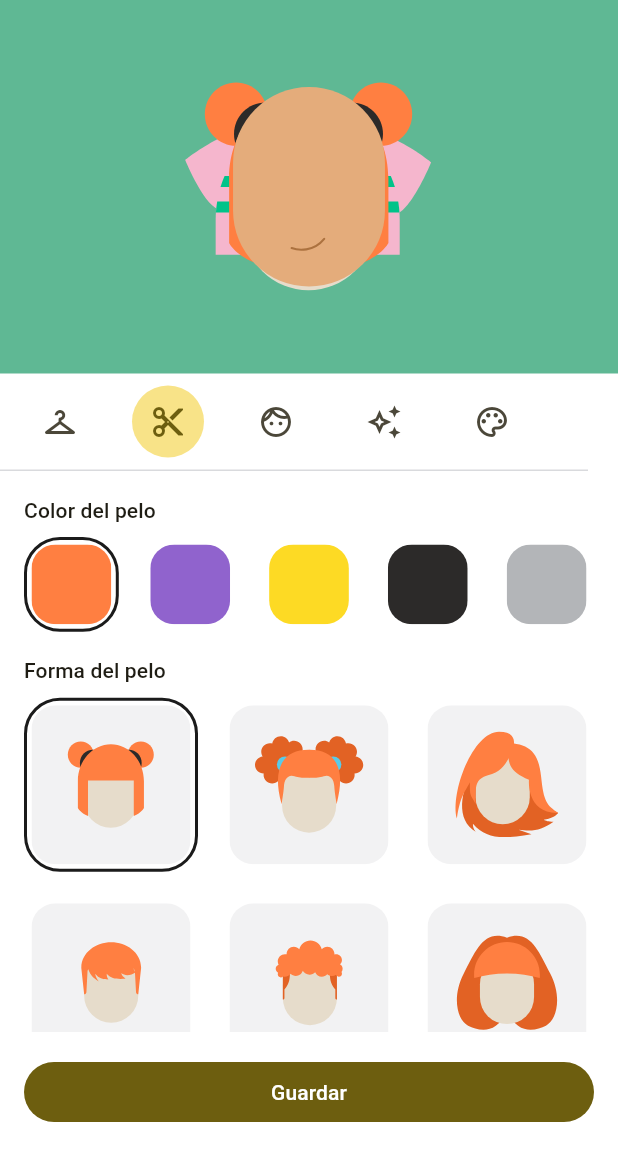
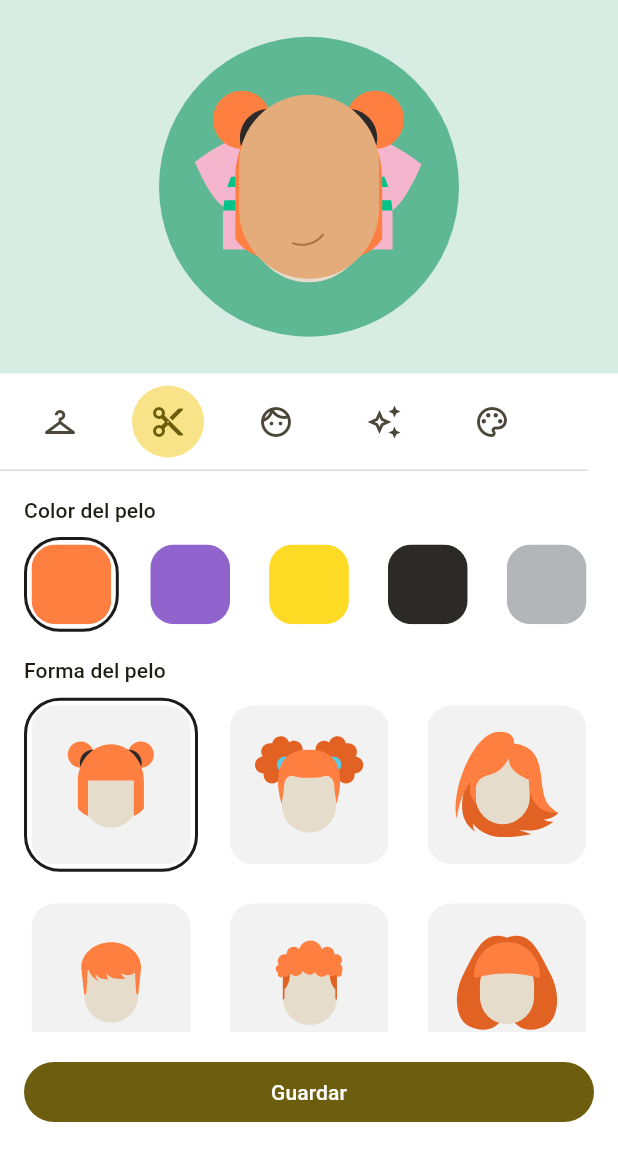
Before and after one commit to dacolora/avatar_flutter, a Flutter app: the AvatarCreatorScreen screen opened directly, after a tap on the "content cut" icon, on a phone screen of 412 x 824 dp, the part 84-1236 px from its top. Run offline on Flutter 3.47's test engine with Material 3 defaults, Android fonts, the phone set to English and light mode, and no system bars; our stand-ins replace equatable, flutter_svg, shared_preferences; accounts and stored records are empty.

Commit message:
Envolver el avatar en un círculo con fondo pálido alrededor
AvatarPreview ya no pinta el color de fondo sólido en todo el
rectángulo del preview: ahora ese rectángulo lleva un lavado pálido
(25% de opacidad) del color elegido, y dentro, centrado, un círculo
(como un CircleAvatar) con el color sólido, con las capas del avatar
apiladas encima. El RepaintBoundary que usa save() para capturar la
imagen ahora envuelve solo el círculo, no el rectángulo completo, así
que lo que se guarda es el avatar en sí, sin el fondo decorativo de
la pantalla.

```diff
--- a/lib/src/widgets/avatar_preview.dart
+++ b/lib/src/widgets/avatar_preview.dart
@@ -8,14 +8,18 @@ import '../controllers/avatar_creator_scope.dart';
 /// y se actualiza en tiempo real cada vez que el usuario cambia una
 /// selección.
 ///
-/// El preview tiene una altura fija ([_height]) y ancho completo; su
-/// contenido se escala de forma proporcional y centrada, sin recortarse
-/// (`BoxFit.contain` en cada capa), tal como pide la especificación de
-/// diseño.
+/// Según la especificación de diseño, el avatar en sí (el color de fondo +
+/// las capas) vive dentro de un **círculo** ([_circleDiameter] de diámetro,
+/// como un [CircleAvatar]) centrado en el área de preview. Fuera de ese
+/// círculo, pero dentro del rectángulo de [_height] de alto, el fondo no es
+/// blanco ni transparente: es el mismo color de fondo elegido, pero con baja
+/// opacidad — un lavado pálido que separa visualmente "el avatar" del resto
+/// de la pantalla sin usar un color distinto ni un borde.
 class AvatarPreview extends StatelessWidget {
   const AvatarPreview({super.key});
 
   static const double _height = 249;
+  static const double _circleDiameter = 200;
 
   @override
   Widget build(BuildContext context) {
@@ -25,6 +29,7 @@ class AvatarPreview extends StatelessWidget {
     // `notifyListeners()` — por ejemplo, al seleccionar una opción nueva —
     // este widget completo se reconstruye con los valores más recientes.
     final controller = AvatarCreatorScope.of(context);
+    final backgroundColor = controller.backgroundColor;
 
     return AnimatedContainer(
       // `AnimatedContainer` funciona como un `Container` normal, pero cuando
@@ -35,47 +40,78 @@ class AvatarPreview extends StatelessWidget {
       duration: const Duration(milliseconds: 150),
       width: double.infinity,
       height: _height,
-      color: controller.backgroundColor,
-      padding: const EdgeInsets.symmetric(
-        horizontal: 24,
-        vertical: 16,
-      ),
-      // `RepaintBoundary` aísla esta parte del árbol para que Flutter pueda
-      // redibujarla de forma independiente del resto de la pantalla — pero
-      // aquí cumple, además, un segundo propósito clave: le da a este
-      // subárbol una identidad concreta en el árbol de render que se puede
-      // "fotografiar" más adelante. Es exactamente lo que hace
-      // [AvatarCreatorController.save] a través de `previewBoundaryKey`: le
-      // pide a este `RepaintBoundary` específico que convierta lo que tiene
-      // pintado en una imagen PNG.
+      // El lavado pálido "fuera" del círculo: el mismo color, pero con solo
+      // un 25% de opacidad — por eso se ve como un tono suave/difuminado del
+      // color de fondo en vez del color sólido que sí lleva el círculo.
+      color: backgroundColor.withOpacity(0.25),
+      child: Center(
+        // `RepaintBoundary` aísla esta parte del árbol para que Flutter
+        // pueda redibujarla de forma independiente del resto de la
+        // pantalla — pero aquí cumple, además, un segundo propósito clave:
+        // le da a este subárbol una identidad concreta en el árbol de
+        // render que se puede "fotografiar" más adelante. Es exactamente lo
+        // que hace [AvatarCreatorController.save] a través de
+        // `previewBoundaryKey`: le pide a este `RepaintBoundary` específico
+        // que convierta lo que tiene pintado en una imagen PNG. Al envolver
+        // solo el círculo (no el lavado pálido de alrededor), la imagen
+        // guardada es exactamente "el avatar", sin el fondo decorativo de
+        // la pantalla.
         child: RepaintBoundary(
           key: controller.previewBoundaryKey,
-        // `Stack` dibuja a todos sus hijos unos encima de otros, en el mismo
-        // espacio, en el orden en que aparecen en la lista `children` (el
-        // primero queda más al fondo, el último más arriba). Aquí cada hijo
-        // es una capa SVG seleccionada, y el orden viene dado por
-        // `controller.layerAssetPaths`, que a su vez respeta el orden del
-        // catálogo (ver [AvatarLayerCategory] y
+          child: SizedBox(
+            width: _circleDiameter,
+            height: _circleDiameter,
+            // `Stack` dibuja a todos sus hijos unos encima de otros, en el
+            // mismo espacio. `clipBehavior: Clip.none` deja que una capa más
+            // ancha que el círculo (por ejemplo, un accesorio grande) pueda
+            // sobresalir un poco de él en pantalla en vez de recortarse en
+            // seco — tal como lo muestra la especificación de diseño. Eso
+            // no afecta lo que se guarda: `toImage()` solo captura el
+            // tamaño de este `SizedBox` (ver comentario de arriba).
+            child: Stack(
+              alignment: Alignment.center,
+              clipBehavior: Clip.none,
+              children: [
+                // El círculo de fondo, con el color sólido elegido por el
+                // usuario — el equivalente visual a un `CircleAvatar` sin
+                // imagen, solo con color.
+                CircleAvatar(
+                  radius: _circleDiameter / 2,
+                  backgroundColor: backgroundColor,
+                ),
+                // Las capas ilustradas seleccionadas, encima del círculo, en
+                // el orden dado por `controller.layerAssetPaths` (que a su
+                // vez respeta el orden del catálogo — ver
+                // [AvatarLayerCategory] y
                 // [AvatarCreatorController.layerAssetPaths]).
+                SizedBox(
+                  width: _circleDiameter,
+                  height: _circleDiameter,
                   child: Stack(
                     fit: StackFit.expand,
                     children: [
                       for (final assetPath in controller.layerAssetPaths)
                         SvgPicture.asset(
                           assetPath,
-                // `package: 'avatar_flutter'` le dice a `flutter_svg` que el
-                // asset vive dentro de este paquete (en su propia carpeta
-                // `assets/`), no en la app que lo consume. Es necesario
-                // porque los assets declarados en el `pubspec.yaml` de un
-                // paquete no son automáticamente visibles para la app
-                // anfitriona salvo que se indique explícitamente de qué
-                // paquete vienen.
+                          // `package: 'avatar_flutter'` le dice a
+                          // `flutter_svg` que el asset vive dentro de este
+                          // paquete (en su propia carpeta `assets/`), no en
+                          // la app que lo consume. Es necesario porque los
+                          // assets declarados en el `pubspec.yaml` de un
+                          // paquete no son automáticamente visibles para la
+                          // app anfitriona salvo que se indique
+                          // explícitamente de qué paquete vienen.
                           package: 'avatar_flutter',
                           fit: BoxFit.contain,
                         ),
                     ],
                   ),
                 ),
+              ],
+            ),
+          ),
+        ),
+      ),
     );
   }
 }
```
Also changed, not shown: 1 other file. Lines whose indentation alone changed are shown as unchanged.
